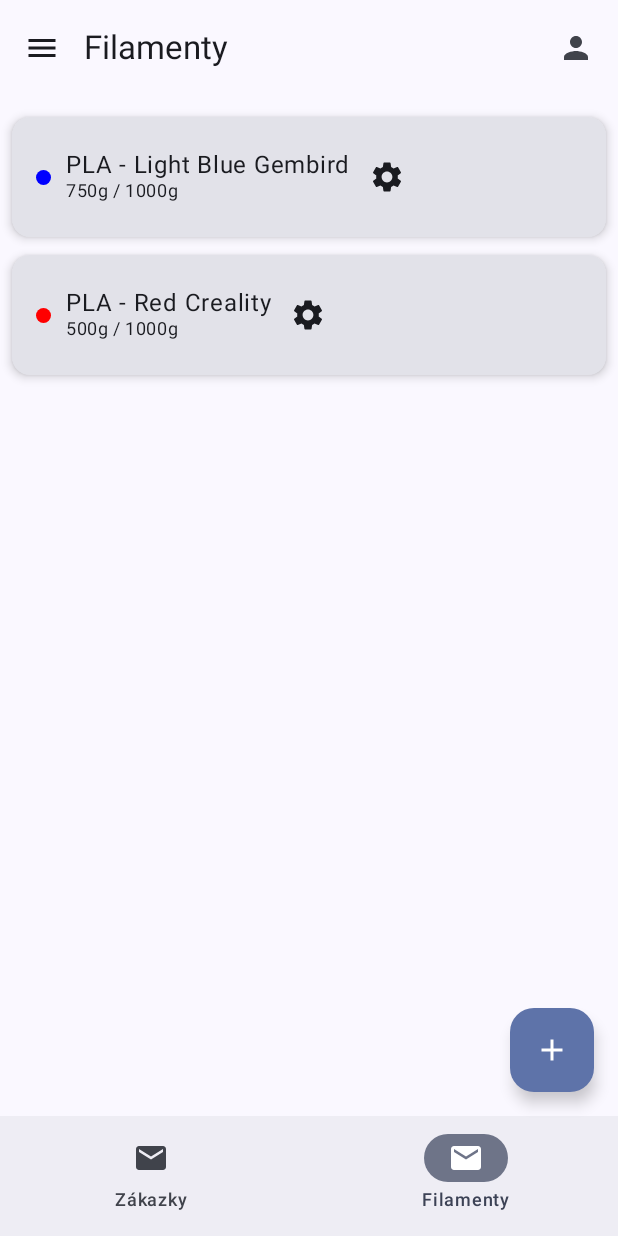
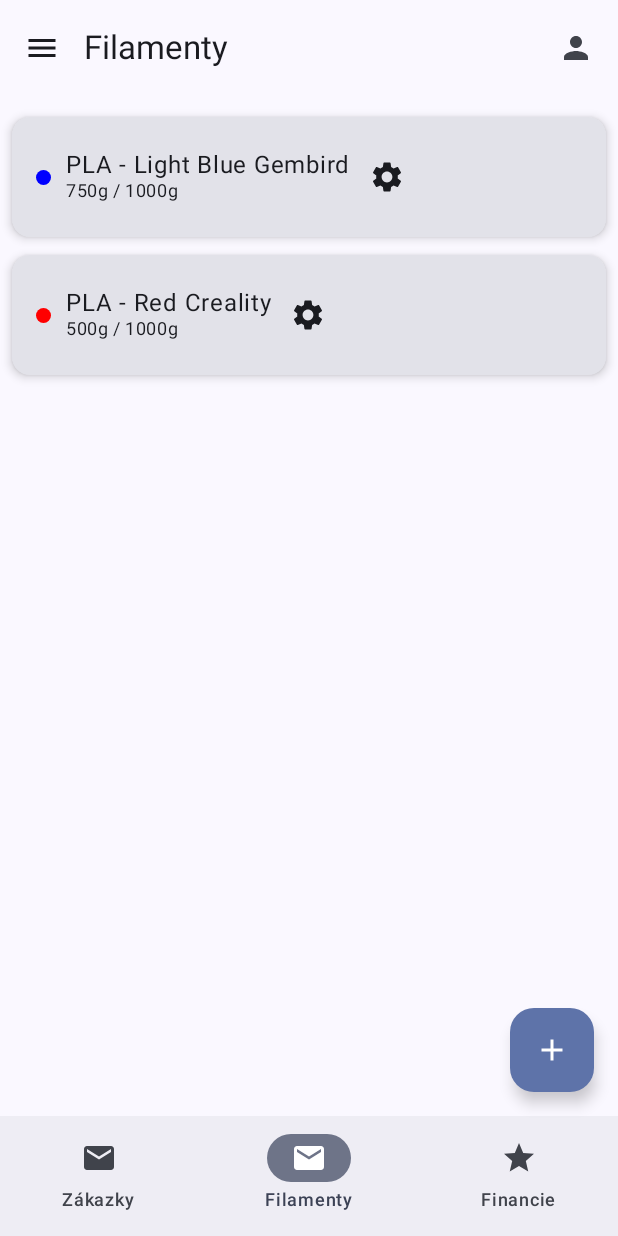
Before and after one commit to OliverMidl/3DPrint, an Android app built with Jetpack Compose: the FilamentyScreen screen opened through its navigation route, on a phone screen of 412 x 824 dp. Run offline under Robolectric (Android 15) with nearby library versions, the phone set to English and light mode, and no system bars.

Commit message:
Pridanie obrazovky financie

```diff
--- a/app/src/main/java/com/example/a3dprint/MainNavigation.kt
+++ b/app/src/main/java/com/example/a3dprint/MainNavigation.kt
@@ -4,20 +4,43 @@ import androidx.compose.runtime.Composable
 import androidx.navigation.compose.NavHost
 import androidx.navigation.compose.composable
 import androidx.navigation.compose.rememberNavController
+import com.example.a3dprint.Screens.FilamentyScreen
+import com.example.a3dprint.Screens.FinancieScreen
+import com.example.a3dprint.Screens.ZakazkyScreen
 
 @Composable
 fun MainNavigation() {
     val navController = rememberNavController()
     NavHost(navController = navController, startDestination = "zakazky") {
         composable("zakazky") {
-            ZakazkyScreen(onNavigateToFilamenty = {
+            ZakazkyScreen(
+                onNavigateToFilamenty = {
                 navController.navigate("filamenty")
-            })
+            },
+                onNavigateToFinancie = {
+                navController.navigate("financie")
+            }
+            )
         }
         composable("filamenty") {
-            FilamentyScreen(onNavigateToZakazky = {
+            FilamentyScreen(
+                onNavigateToZakazky = {
                 navController.navigate("zakazky")
-            })
+            },
+                onNavigateToFinancie = {
+                    navController.navigate("financie")
+                }
+            )
+        }
+        composable("financie") {
+            FinancieScreen(
+                onNavigateToZakazky = {
+                navController.navigate("zakazky")
+            },
+                onNavigateToFilamenty = {
+                    navController.navigate("filamenty")
+                }
+            )
         }
     }
 }
--- a/app/src/main/java/com/example/a3dprint/FilamentyScreen.kt
+++ b/app/src/main/java/com/example/a3dprint/Screens/FilamentyScreen.kt
@@ -1,4 +1,4 @@
-package com.example.a3dprint
+package com.example.a3dprint.Screens
 
 import androidx.compose.foundation.background
 import androidx.compose.foundation.layout.Arrangement
@@ -19,7 +19,7 @@ import androidx.compose.material.icons.filled.Email
 import androidx.compose.material.icons.filled.Menu
 import androidx.compose.material.icons.filled.Person
 import androidx.compose.material.icons.filled.Settings
-import androidx.compose.ui.graphics.Color
+import androidx.compose.material.icons.filled.Star
 import androidx.compose.material3.Card
 import androidx.compose.material3.CardDefaults
 import androidx.compose.material3.ExperimentalMaterial3Api
@@ -42,7 +42,7 @@ import androidx.compose.ui.Alignment
 import androidx.compose.ui.Modifier
 import androidx.compose.ui.draw.clip
 import androidx.compose.ui.unit.dp
-import com.example.a3dprint.data.FilamentViewModel
+import com.example.a3dprint.viewModels.FilamentViewModel
 import androidx.lifecycle.viewmodel.compose.viewModel
 
 
@@ -50,7 +50,8 @@ import androidx.lifecycle.viewmodel.compose.viewModel
 @Composable
 fun FilamentyScreen(
     viewModel: FilamentViewModel = viewModel(),
-    onNavigateToZakazky: () -> Unit
+    onNavigateToZakazky: () -> Unit,
+    onNavigateToFinancie: () -> Unit
 ) {
     val filaments = viewModel.filaments.collectAsState().value
     var selectedTab by remember { mutableStateOf(1) }
@@ -69,6 +70,12 @@ fun FilamentyScreen(
                     onClick = {}, // sme na Filamentoch
                     icon = { Icon(Icons.Default.Email, contentDescription = "Filamenty") },
                     label = { Text("Filamenty") }
+                )
+                NavigationBarItem(
+                    selected = false,
+                    onClick = {onNavigateToFinancie()},
+                    icon = { Icon(Icons.Default.Star, contentDescription = "Financie") },
+                    label = { Text("Financie") }
                 )
                 // ...
             }
--- a/app/src/main/java/com/example/a3dprint/ZakazkyScreen.kt
+++ b/app/src/main/java/com/example/a3dprint/Screens/ZakazkyScreen.kt
@@ -1,4 +1,4 @@
-package com.example.a3dprint
+package com.example.a3dprint.Screens
 
 import androidx.compose.foundation.layout.fillMaxSize
 import androidx.compose.foundation.layout.padding
@@ -19,19 +19,19 @@ import androidx.compose.material.icons.Icons
 import androidx.compose.material.icons.filled.Edit
 import androidx.compose.material.icons.filled.Menu
 import androidx.compose.material.icons.filled.Person
+import androidx.compose.material.icons.filled.Email
 import androidx.compose.material.icons.filled.Star
-import androidx.compose.material.icons.filled.Email
-import com.example.a3dprint.data.MainScreenViewModel
+import com.example.a3dprint.viewModels.ZakazkyScreenViewModel
 import androidx.lifecycle.viewmodel.compose.viewModel
 
 @OptIn(ExperimentalMaterial3Api::class)
 @Composable
 fun ZakazkyScreen(
-    viewModel: MainScreenViewModel = viewModel(),
-    onNavigateToFilamenty: () -> Unit
+    viewModel: ZakazkyScreenViewModel = viewModel(),
+    onNavigateToFilamenty: () -> Unit,
+    onNavigateToFinancie: () -> Unit
 ) {
     val zakazky = viewModel.zakazky.collectAsState().value
-
     var selectedTab by remember { mutableStateOf(0) }
 
     Scaffold(
@@ -48,6 +48,12 @@ fun ZakazkyScreen(
                     onClick = { onNavigateToFilamenty() },
                     icon = { Icon(Icons.Default.Email, contentDescription = "Filamenty") },
                     label = { Text("Filamenty") }
+                )
+                NavigationBarItem(
+                    selected = false,
+                    onClick = { onNavigateToFinancie() },
+                    icon = { Icon(Icons.Default.Star, contentDescription = "Financie") },
+                    label = { Text("Financie") }
                 )
                 // ...
             }
--- a/app/src/main/java/com/example/a3dprint/data/FilamentViewModel.kt
+++ b/app/src/main/java/com/example/a3dprint/viewModels/FilamentViewModel.kt
@@ -1,4 +1,4 @@
-package com.example.a3dprint.data
+package com.example.a3dprint.viewModels
 
 import androidx.compose.ui.graphics.Color
 import androidx.lifecycle.ViewModel
--- a/app/src/main/java/com/example/a3dprint/data/MainScreenViewModel.kt
+++ b/app/src/main/java/com/example/a3dprint/viewModels/ZakazkyScreenViewModel.kt
@@ -1,10 +1,10 @@
-package com.example.a3dprint.data
+package com.example.a3dprint.viewModels
 
 import androidx.lifecycle.ViewModel
 import kotlinx.coroutines.flow.MutableStateFlow
 import kotlinx.coroutines.flow.StateFlow
 
-class MainScreenViewModel : ViewModel() {
+class ZakazkyScreenViewModel : ViewModel() {
     private val _zakazky = MutableStateFlow(List(12) { "Zákazka č. ${it + 1}" })
     val zakazky: StateFlow<List<String>> = _zakazky
 }
```
Also changed, not shown: app/src/main/java/com/example/a3dprint/Screens/FinancieScreen.kt (added, +148 -0 lines).
